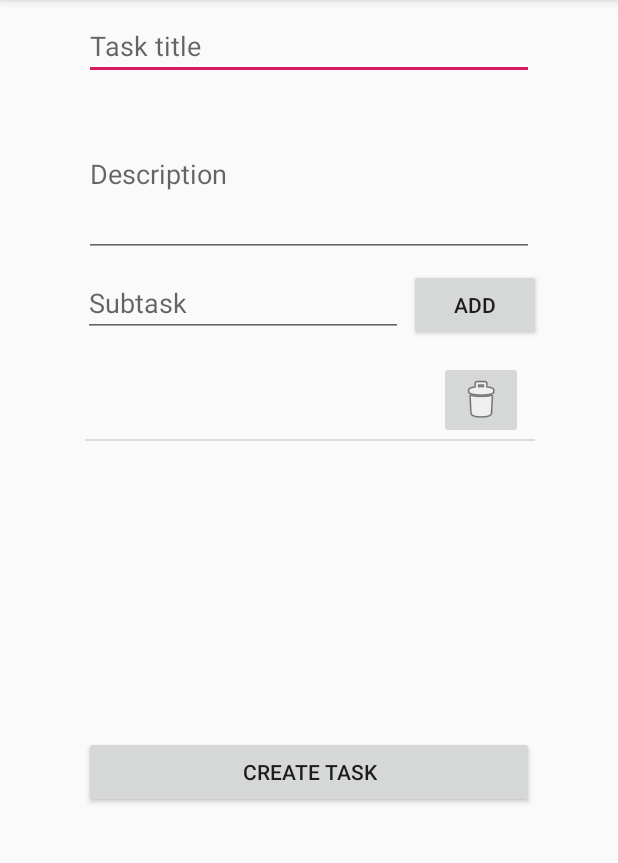
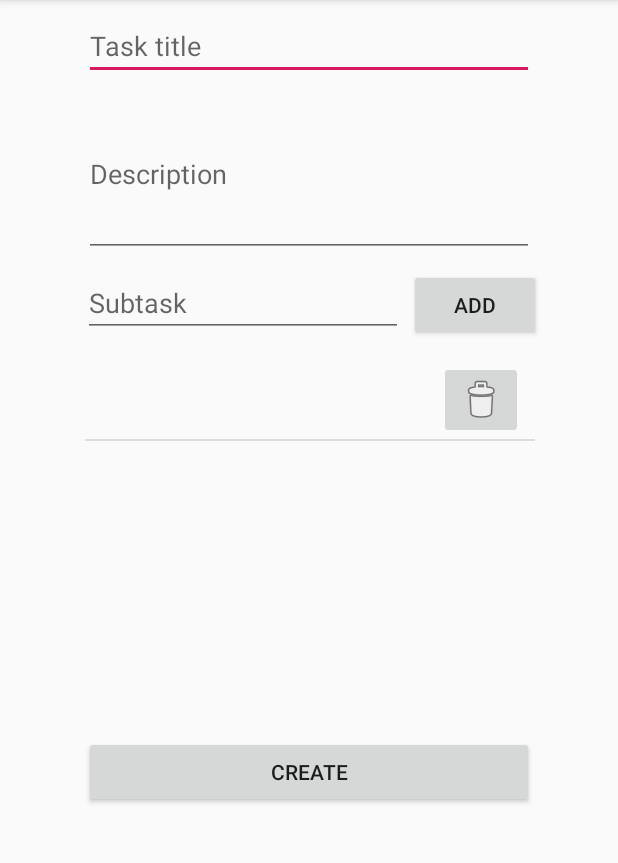
Before and after one commit to mmiranda96/procastination-killer, an Android app: the PutTaskActivity screen opened directly, with no data from a screen before it, after a tap on "ADD", on a phone screen of 412 x 824 dp, the part 84-947 px from its top. Run offline under Robolectric (Android 15) with nearby library versions, the phone set to English and light mode, and no system bars.

Commit message:
Fix refresh bug

```diff
--- a/app/src/main/java/com/mmiranda96/procastinationKiller/activities/PutTaskActivity.java
+++ b/app/src/main/java/com/mmiranda96/procastinationKiller/activities/PutTaskActivity.java
@@ -59,9 +59,11 @@ public class PutTaskActivity extends AppCompatActivity implements CreateTaskAsyn
             this.taskTitle.setText(this.task.getTitle());
             this.taskDescription.setText(this.task.getDescription());
             this.subtaskArrayList = new ArrayList<>(task.getSubtasks());
+            this.create.setText("Update");
         } else {
             this.isNewTask = true;
             this.subtaskArrayList = new ArrayList<>();
+            this.create.setText("Create");
         }
 
         this.adapter = new SubtaskListAdapter(this, subtaskArrayList);
@@ -75,10 +77,11 @@ public class PutTaskActivity extends AppCompatActivity implements CreateTaskAsyn
         this.subtask.setText("");
     }
 
-    public void createTask(View view) {
+    public void putTask(View view) {
         String title = this.taskTitle.getText().toString();
         String description = this.taskDescription.getText().toString();
         Date due = new Date(); // TODO: take user input
+        //ArrayList<String> subtasks =
 
         if (this.isNewTask) {
             Task task = new Task(title, description, due, this.subtaskArrayList);
--- a/app/src/main/java/com/mmiranda96/procastinationKiller/adapters/SubtaskListAdapter.java
+++ b/app/src/main/java/com/mmiranda96/procastinationKiller/adapters/SubtaskListAdapter.java
@@ -5,7 +5,7 @@ import android.view.LayoutInflater;
 import android.view.View;
 import android.view.ViewGroup;
 import android.widget.ArrayAdapter;
-import android.widget.Button;
+import android.widget.ImageButton;
 import android.widget.TextView;
 
 import com.mmiranda96.procastinationKiller.R;
@@ -19,7 +19,7 @@ public class SubtaskListAdapter extends ArrayAdapter<String> {
     public SubtaskListAdapter(Activity activity, ArrayList<String> subtasks) {
         super(activity, R.layout.task_list_view, subtasks);
         this.activity = activity;
-        this.subtasks = new ArrayList<>(subtasks);
+        this.subtasks = subtasks;
     }
 
     public void update(ArrayList<String> subtasks) {
@@ -40,13 +40,24 @@ public class SubtaskListAdapter extends ArrayAdapter<String> {
         }
 
         TextView title = view.findViewById(R.id.textViewSubtaskListAdapterTitle);
-        Button deleteButton = view.findViewById(R.id.buttonSubtaskListAdapterDelete);
+        ImageButton deleteButton = view.findViewById(R.id.buttonSubtaskListAdapterDelete);
 
         final String subtask = this.subtasks.get(position);
 
         title.setText(subtask);
-        // TODO: add listener to delete button
+        deleteButton.setOnClickListener(new ImageButton.OnClickListener() {
+
+            @Override
+            public void onClick(View v) {
+                SubtaskListAdapter.this.remove(position);
+            }
+        });
 
         return view;
     }
+
+    private void remove(int position) {
+        this.subtasks.remove(position);
+        this.notifyDataSetChanged();
+    }
 }
--- a/app/src/main/res/layout/activity_put_task.xml
+++ b/app/src/main/res/layout/activity_put_task.xml
@@ -78,7 +78,7 @@
         android:layout_marginStart="55dp"
         android:layout_marginTop="266dp"
         android:layout_marginEnd="55dp"
-        android:onClick="createTask"
+        android:onClick="putTask"
         android:text="Create task"
         app:layout_constraintEnd_toEndOf="parent"
         app:layout_constraintStart_toStartOf="parent"
```
